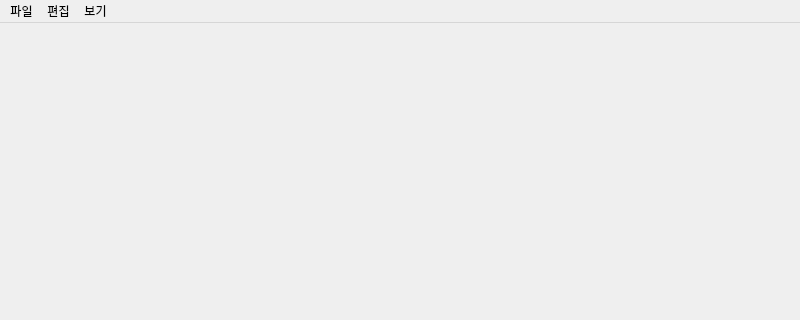
This is ui/main_window.ui in Glen-Lee-glitch/new_viewer as Qt 5 draws it before an edit; both pictures show x 0 to 800 and y 0 to 320 of the 800 by 800 pixel window. The edited form follows.
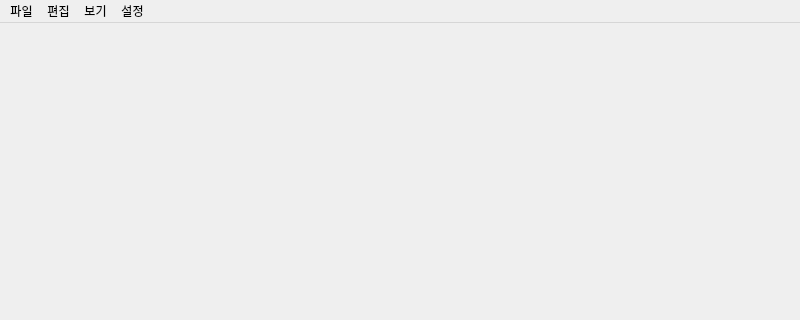
This is the edited form.

Commit message:
feat: 메뉴바에 '설정' 메뉴 및 '환경설정' 항목 추가
- UI 파일에 '설정' 메뉴 추가
- '환경설정' 메뉴 항목 추가 (기능 연결은 추후 구현 예정)

```diff
--- a/ui/main_window.ui
+++ b/ui/main_window.ui
@@ -86,9 +86,15 @@
      <string>보기</string>
     </property>
    </widget>
+   <widget class="QMenu" name="menu_settings">
+    <property name="title">
+     <string>설정</string>
+    </property>
+   </widget>
    <addaction name="menu_file"/>
    <addaction name="menu_edit"/>
    <addaction name="menu_view"/>
+   <addaction name="menu_settings"/>
   </widget>
   <widget class="QStatusBar" name="ui_status_bar">
    <widget class="QWidget" name="ui_nav_widget" native="true">
```
The commit also changes 1 other file.
